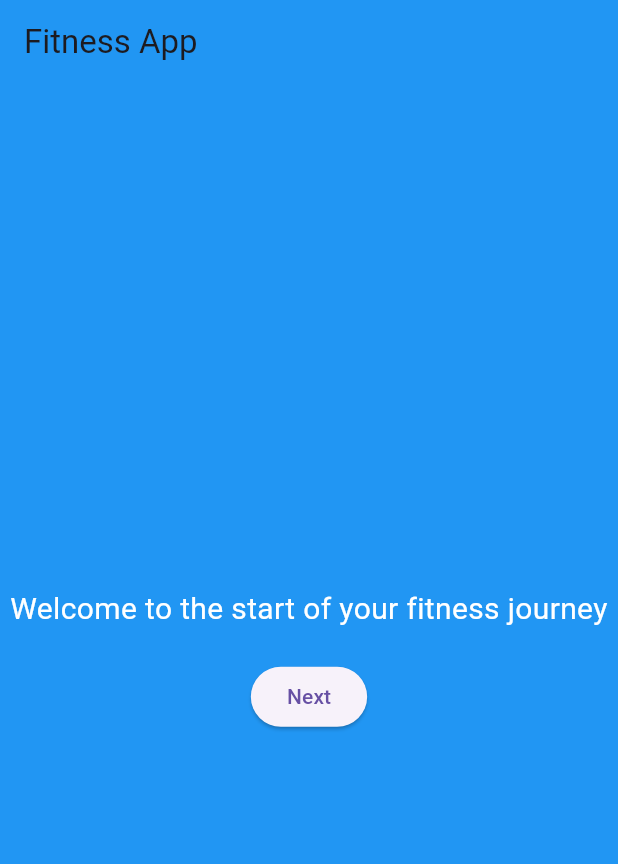
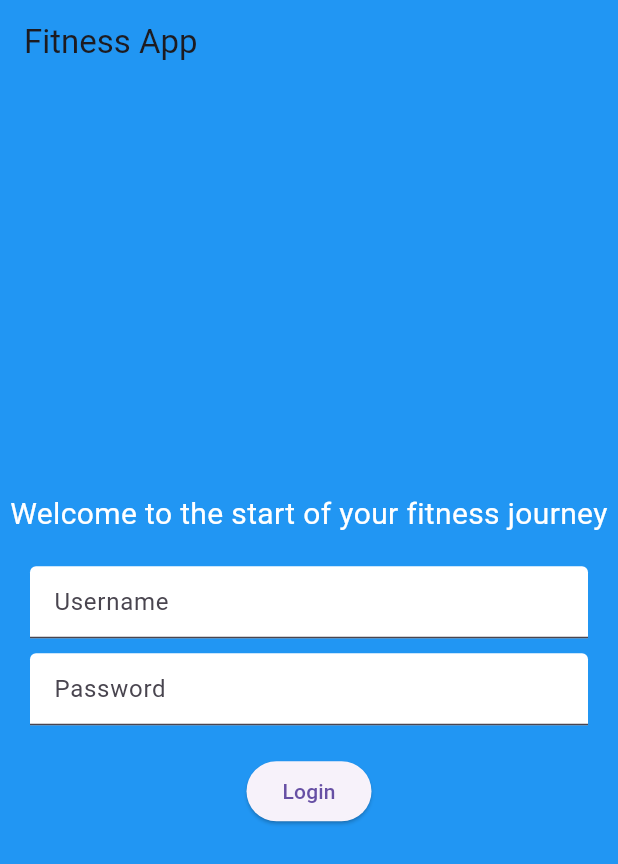
Before and after one commit to BraveToastie/FitnessProject, a Flutter app: the screen it shows after launch, on a phone screen of 412 x 824 dp. Shown: the top 864 px of the screen. Run offline on Flutter 3.47's test engine with Material 3 defaults, Android fonts, the phone set to English and light mode, and no system bars; our stand-ins replace shared_preferences.

Commit message:
Basic login screen functionality

```diff
--- a/flutter_fitness_app/lib/main.dart
+++ b/flutter_fitness_app/lib/main.dart
@@ -1,5 +1,7 @@
 import 'package:flutter/material.dart';
 import 'package:provider/provider.dart';
+import 'package:shared_preferences/shared_preferences.dart';
+
 import 'theme_provider.dart'; // Import the theme_provider.dart file
 import 'home.dart'; //Import the home file
 
@@ -12,6 +14,13 @@ void main() {
   );
 }
 
+class User {
+  final String username;
+  final String password;
+
+  User({required this.username, required this.password});
+}
+
 class FitnessApp extends StatelessWidget {
   @override
   Widget build(BuildContext context) {
@@ -21,7 +30,74 @@ class FitnessApp extends StatelessWidget {
   }
 }
 
-class FitnessIntroPage extends StatelessWidget {
+class FitnessIntroPage extends StatefulWidget {
+  @override
+  _FitnessIntroPageState createState() => _FitnessIntroPageState();
+}
+
+class _FitnessIntroPageState extends State<FitnessIntroPage> {
+  late SharedPreferences _prefs;
+  final TextEditingController _usernameController = TextEditingController();
+  final TextEditingController _passwordController = TextEditingController();
+
+  @override
+  void initState() {
+    super.initState();
+    _initPrefs();
+  }
+
+  Future<void> _initPrefs() async {
+    _prefs = await SharedPreferences.getInstance();
+  }
+
+  void _login() {
+    final String username = _usernameController.text.trim();
+    final String password = _passwordController.text.trim();
+
+    final String? storedPassword = _prefs.getString(username);
+
+    if (storedPassword != null && storedPassword == password) {
+      // Navigate to the homepage if login successful
+      Navigator.push(
+        context,
+        MaterialPageRoute(builder: (context) => Homepage()),
+      );
+    } else {
+      // Prompt the user to sign up if login fails
+      _showSignupDialog();
+    }
+  }
+
+  void _showSignupDialog() {
+    showDialog(
+      context: context,
+      builder: (BuildContext context) {
+        return AlertDialog(
+          title: Text('Sign Up'),
+          content: Text('Create a new account?'),
+          actions: <Widget>[
+            TextButton(
+              onPressed: () {
+                Navigator.of(context).pop();
+              },
+              child: Text('Cancel'),
+            ),
+            TextButton(
+              onPressed: () {
+                final String username = _usernameController.text.trim();
+                final String password = _passwordController.text.trim();
+                _prefs.setString(username, password);
+                Navigator.of(context).pop();
+                _login(); // Login after signing up
+              },
+              child: Text('Sign Up'),
+            ),
+          ],
+        );
+      },
+    );
+  }
+
   @override
   Widget build(BuildContext context) {
     return Scaffold(
@@ -44,16 +120,34 @@ class FitnessIntroPage extends StatelessWidget {
                 textAlign: TextAlign.center,
               ),
               SizedBox(height: 20.0),
+              Padding(
+                padding: const EdgeInsets.symmetric(horizontal: 20.0),
+                child: TextField(
+                  controller: _usernameController,
+                  decoration: InputDecoration(
+                    hintText: 'Username',
+                    fillColor: Colors.white,
+                    filled: true,
+                  ),
+                ),
+              ),
+              SizedBox(height: 10.0),
+              Padding(
+                padding: const EdgeInsets.symmetric(horizontal: 20.0),
+                child: TextField(
+                  controller: _passwordController,
+                  obscureText: true,
+                  decoration: InputDecoration(
+                    hintText: 'Password',
+                    fillColor: Colors.white,
+                    filled: true,
+                  ),
+                ),
+              ),
+              SizedBox(height: 20.0),
               ElevatedButton(
-                onPressed: () {
-                  Navigator.push(
-                    context,
-                    MaterialPageRoute(
-                      builder: (context) => Homepage(),
-                    ),
-                  );
-                },
-                child: Text("Next"),
+                onPressed: _login,
+                child: Text("Login"),
               ),
             ],
           ),
```
